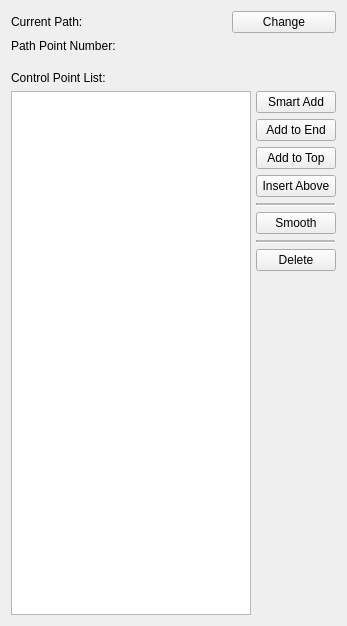
Old version of the form Code/Source/Plugins/org.sv.gui.qt.pathplanning/src/internal/svPathEdit.ui in the repository SimVascular/SimVascular.
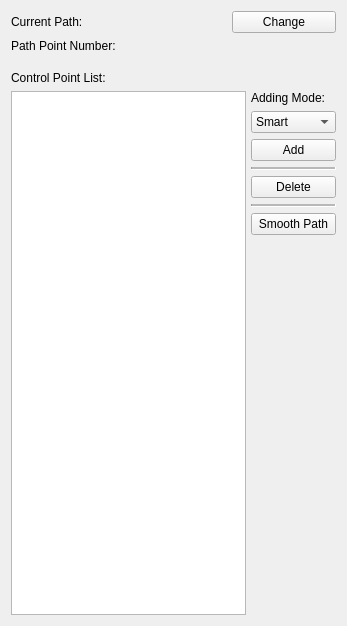
New version of the form. Custom widgets are drawn as their Qt base class.

Commit message: point adding mode for path; able to provide spacing manually

```diff
--- a/Code/Source/Plugins/org.sv.gui.qt.pathplanning/src/internal/svPathEdit.ui
+++ b/Code/Source/Plugins/org.sv.gui.qt.pathplanning/src/internal/svPathEdit.ui
@@ -174,30 +174,45 @@
           <number>0</number>
          </property>
          <item>
-          <widget class="QPushButton" name="buttonSmartAdd">
+          <widget class="QLabel" name="label">
            <property name="text">
-            <string>Smart Add</string>
+            <string>Adding Mode:</string>
            </property>
           </widget>
          </item>
          <item>
-          <widget class="QPushButton" name="btnAddToEnd">
-           <property name="text">
-            <string>Add to End</string>
-           </property>
+          <widget class="QComboBox" name="comboBoxAddingMode">
+           <item>
+            <property name="text">
+             <string>Smart</string>
+            </property>
+           </item>
+           <item>
+            <property name="text">
+             <string>Beginning</string>
+            </property>
+           </item>
+           <item>
+            <property name="text">
+             <string>End</string>
+            </property>
+           </item>
+           <item>
+            <property name="text">
+             <string>Before</string>
+            </property>
+           </item>
+           <item>
+            <property name="text">
+             <string>After</string>
+            </property>
+           </item>
           </widget>
          </item>
          <item>
           <widget class="QPushButton" name="btnAddToTop">
            <property name="text">
-            <string>Add to Top</string>
-           </property>
-          </widget>
-         </item>
-         <item>
-          <widget class="QPushButton" name="buttonInsertAbove">
-           <property name="text">
-            <string>Insert Above</string>
+            <string>Add</string>
            </property>
           </widget>
          </item>
@@ -211,23 +226,6 @@
            </property>
           </widget>
          </item>
-         <item>
-          <widget class="QPushButton" name="btnSmooth">
-           <property name="text">
-            <string>Smooth</string>
-           </property>
-          </widget>
-         </item>
-         <item>
-          <widget class="Line" name="line_2">
-           <property name="midLineWidth">
-            <number>2</number>
-           </property>
-           <property name="orientation">
-            <enum>Qt::Horizontal</enum>
-           </property>
-          </widget>
-         </item>
          <item>
           <widget class="QPushButton" name="buttonDelete">
            <property name="text">
@@ -235,6 +233,23 @@
            </property>
           </widget>
          </item>
+         <item>
+          <widget class="Line" name="line_2">
+           <property name="midLineWidth">
+            <number>2</number>
+           </property>
+           <property name="orientation">
+            <enum>Qt::Horizontal</enum>
+           </property>
+          </widget>
+         </item>
+         <item>
+          <widget class="QPushButton" name="btnSmooth">
+           <property name="text">
+            <string>Smooth Path</string>
+           </property>
+          </widget>
+         </item>
          <item>
           <spacer name="verticalSpacer">
            <property name="orientation">
```
Left out of the diff: 2 changed lines with no effect on the pictures. The commit also changes 6 other files.
